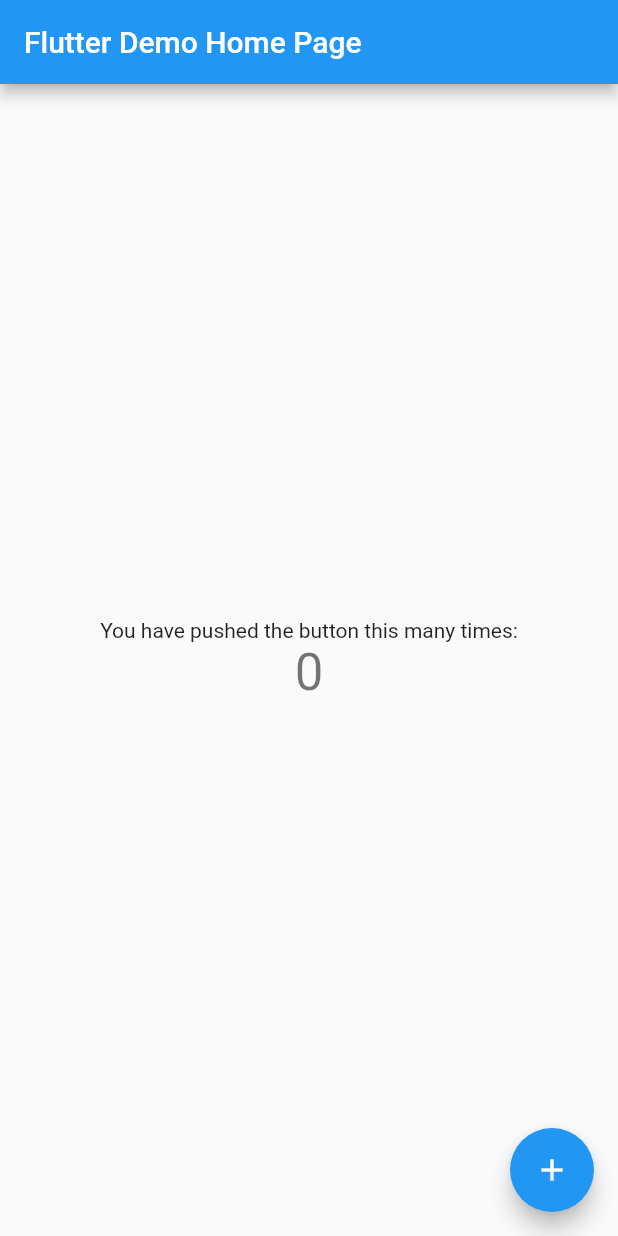
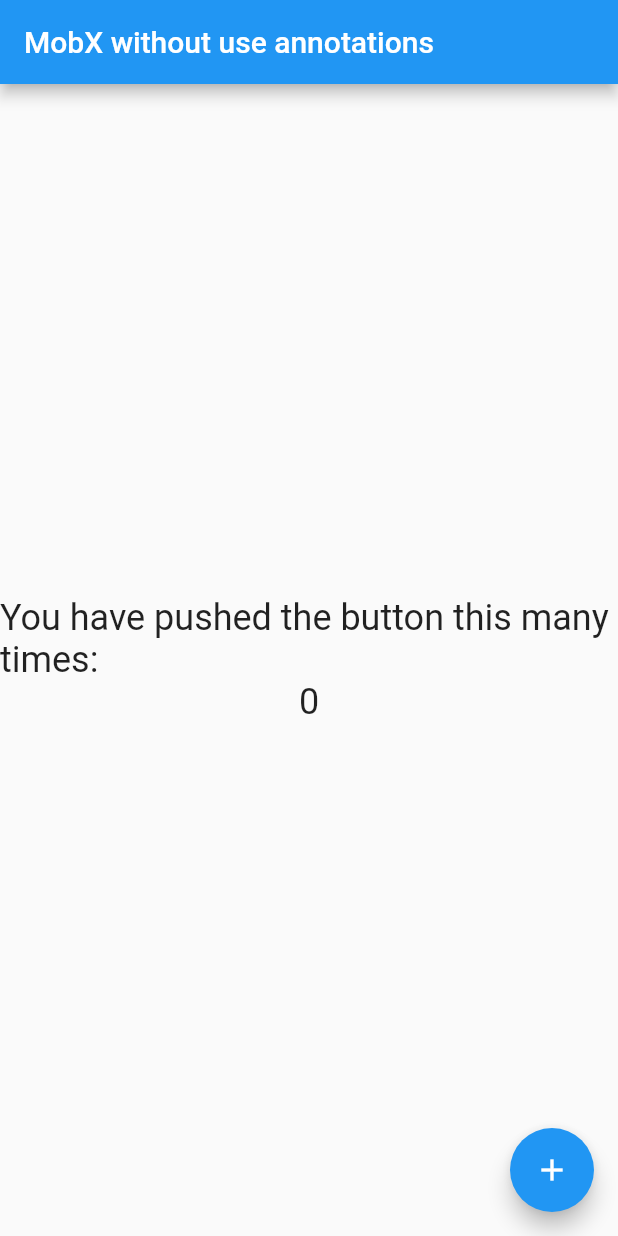
Before and after one commit to coutomariel/growdev-mobx-example, a Flutter app: the screen it shows after launch, on a phone screen of 412 x 824 dp. Run offline on Flutter 3.47's test engine with Material 2 defaults, Android fonts, the phone set to English and light mode, and no system bars; our stand-ins replace flutter_mobx, mobx; statements that could not run were skipped.

Commit message:
MobX whithout use annotations

```diff
--- /dev/null
+++ b/lib/counter..store.dart
@@ -0,0 +1,17 @@
+import 'package:mobx/mobx.dart';
+
+class Counter {
+  Counter() {
+    increment = Action(_increment);
+  }
+
+  Observable _count = Observable(0);
+
+  int get count => _count.value;
+
+  Action increment;
+
+  void _increment() {
+    _count.value++;
+  }
+}
--- a/lib/main.dart
+++ b/lib/main.dart
@@ -1,4 +1,6 @@
+import 'package:exemplo_mobx/counter..store.dart';
 import 'package:flutter/material.dart';
+import 'package:flutter_mobx/flutter_mobx.dart';
 
 void main() {
   runApp(MyApp());
@@ -13,7 +15,7 @@ class MyApp extends StatelessWidget {
       theme: ThemeData(
         primarySwatch: Colors.blue,
       ),
-      home: MyHomePage(title: 'Flutter Demo Home Page'),
+      home: MyHomePage(title: 'MobX without use annotations'),
     );
   }
 }
@@ -28,13 +30,7 @@ class MyHomePage extends StatefulWidget {
 }
 
 class _MyHomePageState extends State<MyHomePage> {
-  int _counter = 0;
-
-  void _incrementCounter() {
-    setState(() {
-      _counter++;
-    });
-  }
+  Counter counter = Counter();
 
   @override
   Widget build(BuildContext context) {
@@ -48,16 +44,21 @@ class _MyHomePageState extends State<MyHomePage> {
           children: <Widget>[
             Text(
               'You have pushed the button this many times:',
+              style: TextStyle(fontSize: 24),
             ),
-            Text(
-              '$_counter',
-              style: Theme.of(context).textTheme.headline4,
-            ),
+            Observer(
+              builder: (_) {
+                return Text(
+                  '${counter.count}',
+                  style: TextStyle(fontSize: 24),
+                );
+              },
+            )
           ],
         ),
       ),
       floatingActionButton: FloatingActionButton(
-        onPressed: _incrementCounter,
+        onPressed: counter.increment,
         tooltip: 'Increment',
         child: Icon(Icons.add),
       ), // This trailing comma makes auto-formatting nicer for build methods.
--- a/pubspec.yaml
+++ b/pubspec.yaml
@@ -23,6 +23,8 @@ environment:
 dependencies:
   flutter:
     sdk: flutter
+  mobx: ^2.0.1
+  flutter_mobx: ^2.0.0
 
 
   # The following adds the Cupertino Icons font to your application.
```
Also changed, not shown: pubspec.lock.
